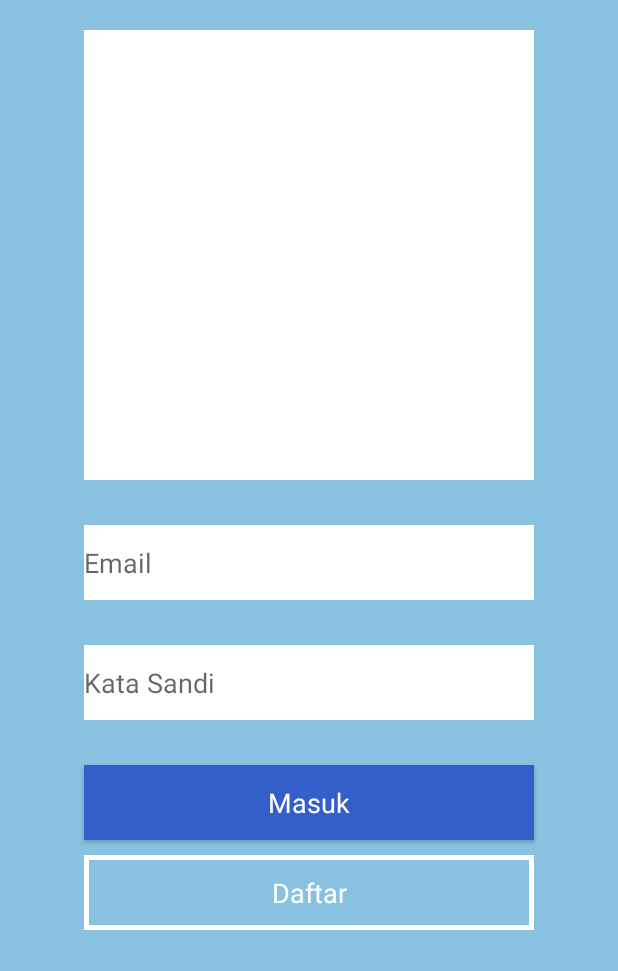
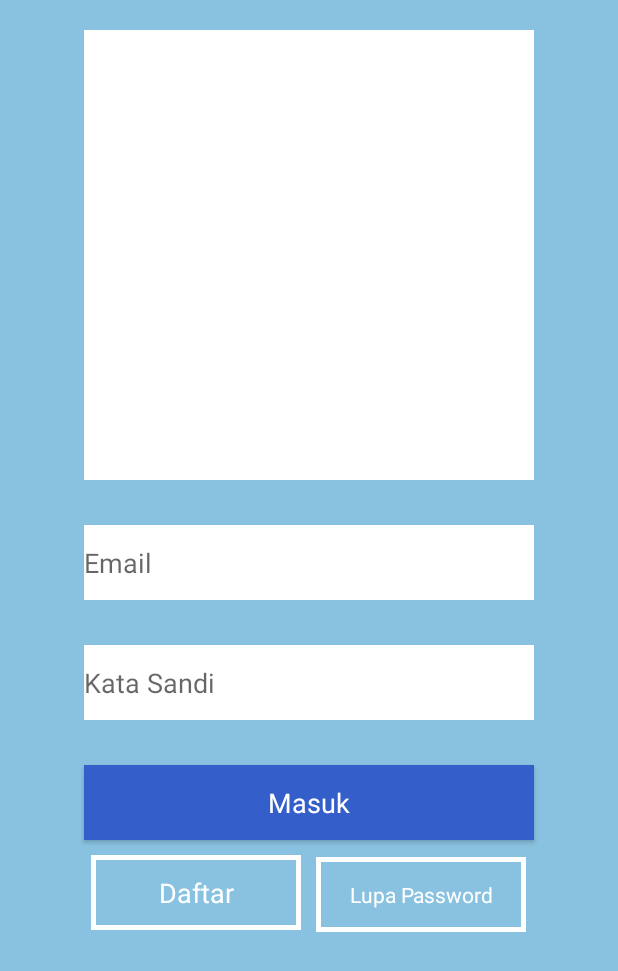
Before and after one commit to renaldysa18/D-loker, an Android app: the layout activity_login.xml on its own in the app's theme, with its tools: preview values and no code run, on a phone screen of 412 x 824 dp. Shown: the top 971 px of the screen. Run offline under Robolectric (Android 15) with nearby library versions, the phone set to English and light mode, and no system bars.

Commit message:
firebase login

```diff
--- a/app/src/main/res/layout/activity_login.xml
+++ b/app/src/main/res/layout/activity_login.xml
@@ -24,6 +24,7 @@
                 android:layout_height="@dimen/logo_width" />
 
             <EditText
+                android:inputType="textEmailAddress"
                 android:id="@+id/email_login"
                 android:layout_marginTop="@dimen/top"
                 android:background="@color/white"
@@ -32,12 +33,20 @@
                 android:layout_height="@dimen/edit_height" />
 
             <EditText
+                android:inputType="textPassword"
                 android:background="@color/white"
                 android:layout_marginTop="@dimen/top"
                 android:hint="@string/password"
                 android:id="@+id/password_login"
                 android:layout_width="@dimen/edit_width"
                 android:layout_height="@dimen/edit_height" />
+
+            <ProgressBar
+                android:visibility="gone"
+                android:id="@+id/pb_login"
+                android:layout_marginTop="@dimen/top"
+                android:layout_width="wrap_content"
+                android:layout_height="wrap_content" />
 
             <Button
                 android:id="@+id/login_btn"
@@ -49,6 +58,12 @@
                 android:layout_width="@dimen/edit_width"
                 android:layout_height="@dimen/edit_height" />
 
+            <LinearLayout
+                android:gravity="center_horizontal"
+                android:layout_marginTop="10dp"
+                android:orientation="horizontal"
+                android:layout_width="@dimen/edit_width"
+                android:layout_height="wrap_content">
                 <Button
                     android:layout_marginBottom="@dimen/top"
                     android:textColor="@color/white"
@@ -56,9 +71,24 @@
                     android:id="@+id/btn_to_singup"
                     android:textAppearance="?android:textAppearanceMedium"
                     android:text="@string/daftar"
-                android:layout_marginTop="10dp"
-                android:layout_width="@dimen/edit_width"
+                    android:layout_width="140dp"
+                    android:layout_marginRight="10dp"
                     android:layout_height="@dimen/edit_height" />
+                <Button
+                    android:layout_marginBottom="@dimen/top"
+                    android:textColor="@color/white"
+                    android:background="@drawable/button_border"
+                    android:id="@+id/btn_to_forget"
+                    android:textAppearance="?android:textAppearanceSmall"
+                    android:text="@string/forget"
+                    android:layout_width="140dp"
+                    android:layout_height="@dimen/edit_height" />
+
+            </LinearLayout>
+
+
+
+
 
         </LinearLayout>
 
--- a/app/src/main/res/values/strings.xml
+++ b/app/src/main/res/values/strings.xml
@@ -7,4 +7,5 @@
     <string name="password">Kata Sandi</string>
     <string name="retype_password">Ulangi Kata Sandi</string>
     <string name="login">Masuk</string>
+    <string name="forget">Lupa Password</string>
 </resources>
```
Also changed, not shown: app/src/main/AndroidManifest.xml (+9 -8 lines), app/src/main/java/com/example/renaldysabdojatip/dloker/ForgetPasword.java (added, +13 -0 lines), app/src/main/java/com/example/renaldysabdojatip/dloker/Login.java (+155 -1 lines), app/src/main/res/layout/activity_forget_pasword.xml (added, +9 -0 lines). Lines whose indentation alone changed are shown as unchanged.
